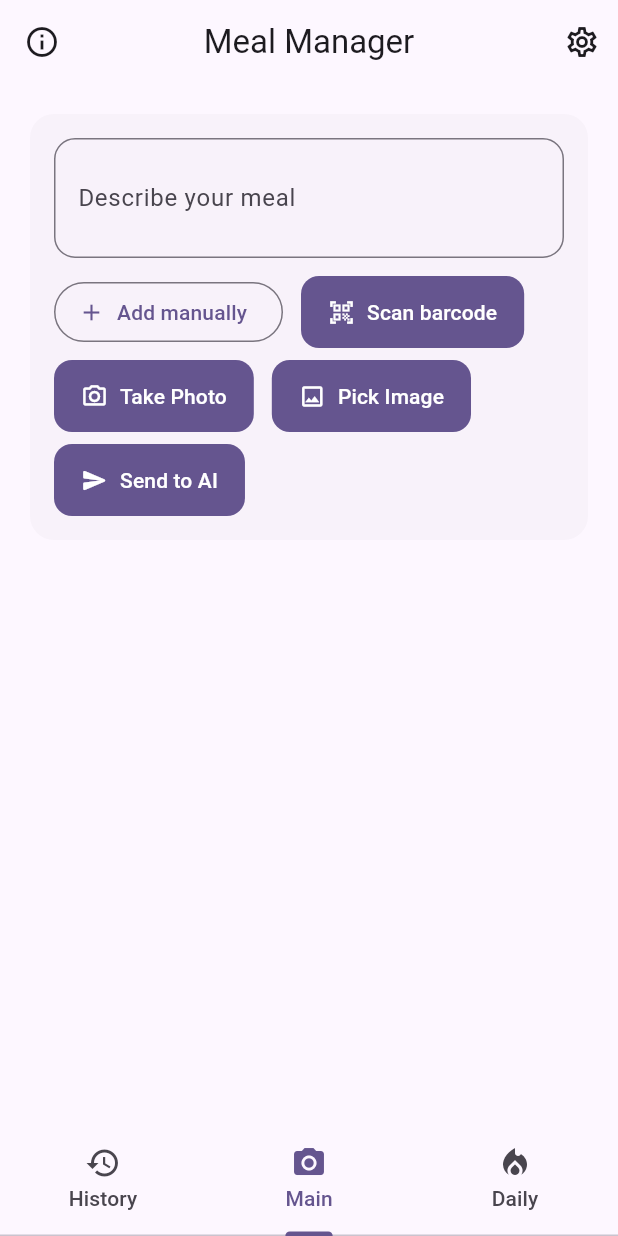
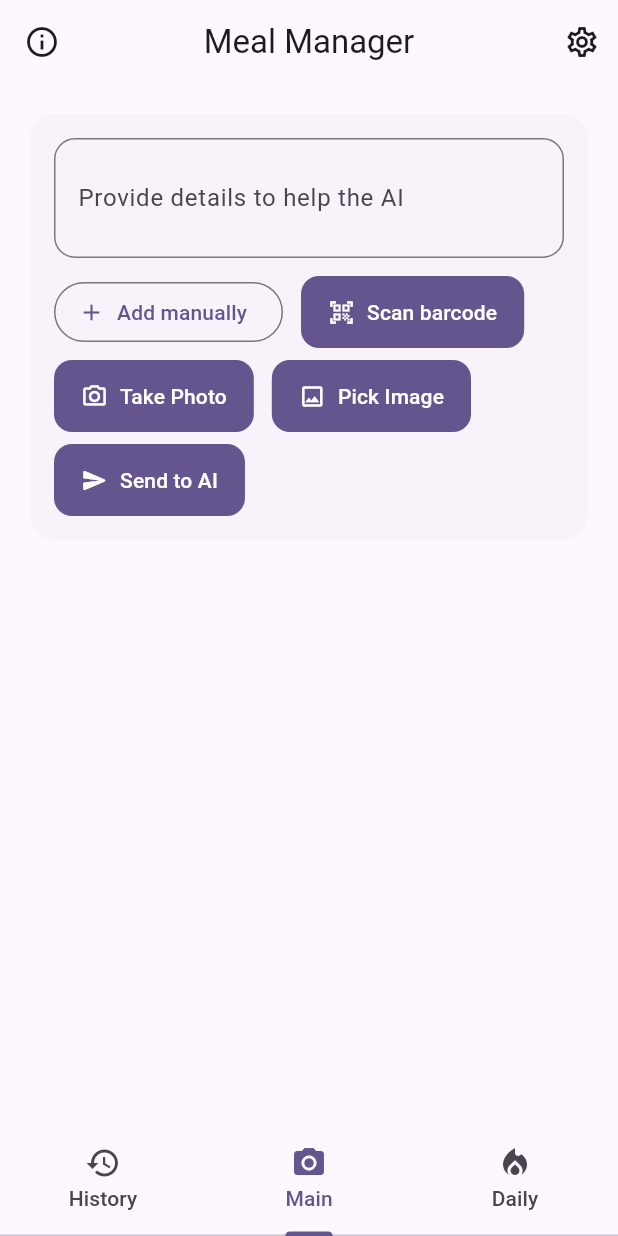
Before and after one commit to hectarox/NutriLens, a Flutter app: the MainScreen screen opened directly, item 2 of the bottom bar chosen, on a phone screen of 412 x 824 dp. Run offline on Flutter 3.47's test engine with Material 3 defaults, Android fonts, the phone set to English and light mode, and no system bars; drawn by our look-alikes of dynamic_color; our stand-ins replace file_picker, flutter_dotenv, font_awesome_flutter, image_picker, package_info_plus, shared_preferences; missing offline and left inert: health, mobile_scanner; accounts and stored records are empty.

Commit message:
fix: update meal description prompt

```diff
--- a/lib/main.dart
+++ b/lib/main.dart
@@ -3622,7 +3622,7 @@ class S {
   String get tabMain => _code == 'fr' ? 'Principal' : 'Main';
   String get tabDaily => _code == 'fr' ? 'Quotidien' : 'Daily';
 
-  String get describeMeal => _code == 'fr' ? 'Décrivez votre repas' : 'Describe your meal';
+  String get describeMeal => _code == 'fr' ? 'Indiquez des précisions pour aider l\'IA' : 'Provide details to help the AI';
   String get describeMealHint => _code == 'fr' ? 'ex. poulet, riz, salade…' : 'e.g. chicken, rice, salad…';
   String get takePhoto => _code == 'fr' ? 'Prendre une photo' : 'Take Photo';
   String get pickImage => _code == 'fr' ? 'Choisir une image' : 'Pick Image';
```
